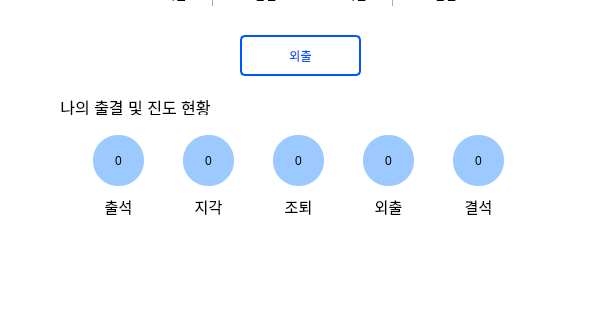
Before: the Qt Designer form bicon11.ui in songhwa1/bicon, drawn with Qt 5; both pictures show x 0 to 600 and y 454 to 774 of the 600 by 926 pixel window.
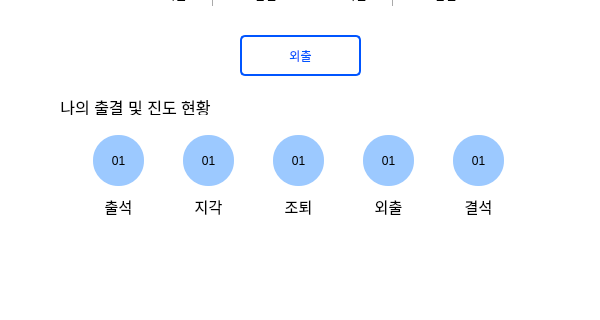
After: the same form once the commit is applied. Icons and pictures are not drawn.

Commit message: 출결 조건 생각해야함..

The edit to the form file:
```diff
--- a/bicon11.ui
+++ b/bicon11.ui
@@ -510,7 +510,7 @@
 }</string>
      </property>
      <property name="text">
-      <string>0</string>
+      <string>01</string>
      </property>
      <property name="alignment">
       <set>Qt::AlignCenter</set>
@@ -764,7 +764,7 @@
 }</string>
      </property>
      <property name="text">
-      <string>0</string>
+      <string>01</string>
      </property>
      <property name="alignment">
       <set>Qt::AlignCenter</set>
@@ -851,7 +851,7 @@
 }</string>
      </property>
      <property name="text">
-      <string>0</string>
+      <string>01</string>
      </property>
      <property name="alignment">
       <set>Qt::AlignCenter</set>
@@ -887,7 +887,7 @@
 }</string>
      </property>
      <property name="text">
-      <string>0</string>
+      <string>01</string>
      </property>
      <property name="alignment">
       <set>Qt::AlignCenter</set>
@@ -926,7 +926,7 @@
 }</string>
      </property>
      <property name="text">
-      <string>0</string>
+      <string>01</string>
      </property>
      <property name="alignment">
       <set>Qt::AlignCenter</set>
```
Left out of the diff: 10 changed lines with no effect on the pictures. The commit also changes 1 other file.
